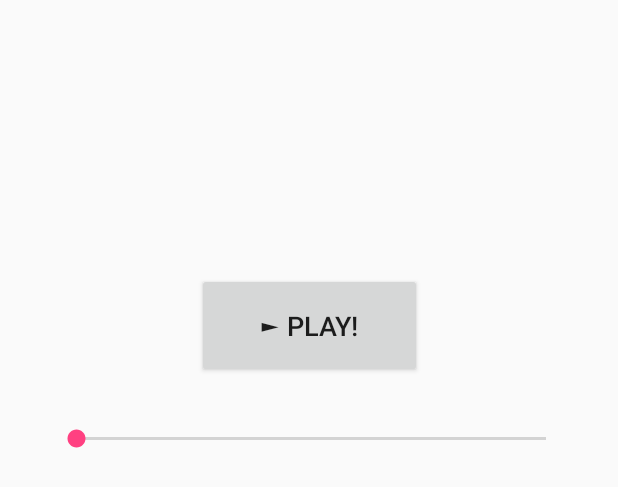
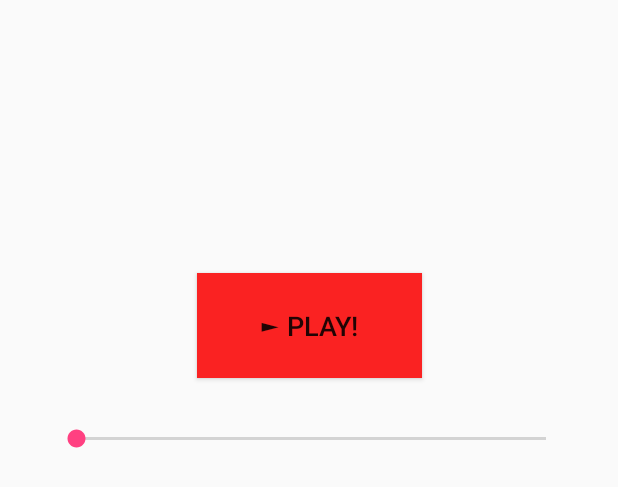
Before and after one commit to SeilaPr/sdm, an Android app: the layout activity_play_podcast.xml on its own in the app's theme, with its tools: preview values and no code run, on a phone screen of 412 x 824 dp. Shown: the top 487 px of the screen. Run offline under Robolectric (Android 15) with nearby library versions, the phone set to English and light mode, and no system bars.

Commit message:
Cambiado color botones

```diff
--- a/app/src/main/res/layout/activity_main.xml
+++ b/app/src/main/res/layout/activity_main.xml
@@ -101,6 +101,7 @@
         android:layout_marginRight="8dp"
         android:layout_marginStart="8dp"
         android:layout_marginTop="8dp"
+        android:background="?attr/colorPrimary"
         android:onClick="reproducir"
         android:text="@string/play"
         android:textSize="24sp"
--- a/app/src/main/res/layout/activity_play_podcast.xml
+++ b/app/src/main/res/layout/activity_play_podcast.xml
@@ -50,9 +50,12 @@
         android:layout_width="150dp"
         android:layout_height="70dp"
         android:layout_marginBottom="8dp"
+        android:layout_marginEnd="8dp"
         android:layout_marginLeft="8dp"
         android:layout_marginRight="8dp"
+        android:layout_marginStart="8dp"
         android:layout_marginTop="8dp"
+        android:background="?attr/colorPrimary"
         android:onClick="playPodcast"
         android:text="@string/play"
         android:textSize="18sp"
@@ -60,9 +63,7 @@
         app:layout_constraintLeft_toLeftOf="parent"
         app:layout_constraintRight_toRightOf="parent"
         app:layout_constraintTop_toBottomOf="@+id/txtFecha"
-        app:layout_constraintVertical_bias="0.042"
-        android:layout_marginStart="8dp"
-        android:layout_marginEnd="8dp" />
+        app:layout_constraintVertical_bias="0.042" />
 
     <SeekBar
         android:id="@+id/seekBar"
```
